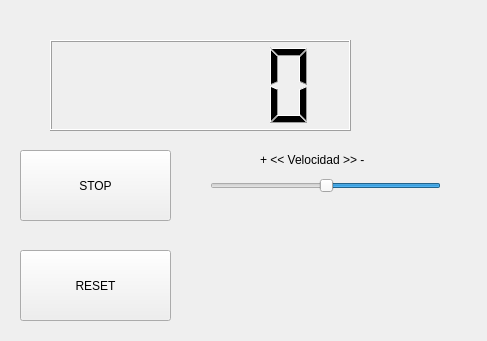
First picture: the form in ejemplo1/counterDlg.ui, repository calejandropt/robotica, before the edit.
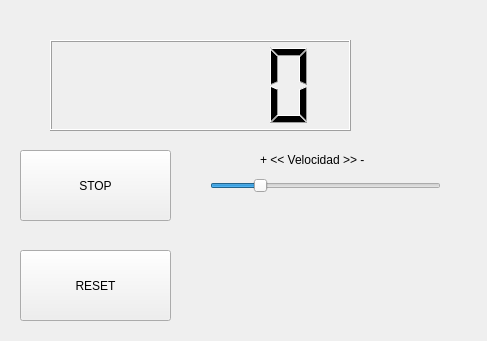
Second picture: the form after the edit.

Commit message: Mejora la funcionalidad de Ejemplo1 y añade un SpinBox para la modificación del periodo en TimerSimple.

The edit to the form file:
```diff
--- a/ejemplo1/counterDlg.ui
+++ b/ejemplo1/counterDlg.ui
@@ -74,22 +74,22 @@
     <bool>false</bool>
    </property>
    <property name="minimum">
-    <number>100</number>
+    <number>10</number>
    </property>
    <property name="maximum">
-    <number>10000</number>
+    <number>5000</number>
    </property>
    <property name="singleStep">
     <number>1</number>
    </property>
    <property name="pageStep">
-    <number>10</number>
+    <number>100</number>
    </property>
    <property name="value">
-    <number>5000</number>
+    <number>1000</number>
    </property>
    <property name="sliderPosition">
-    <number>5000</number>
+    <number>1000</number>
    </property>
    <property name="tracking">
     <bool>true</bool>
@@ -98,11 +98,17 @@
     <enum>Qt::Horizontal</enum>
    </property>
    <property name="invertedAppearance">
-    <bool>true</bool>
+    <bool>false</bool>
    </property>
    <property name="invertedControls">
     <bool>false</bool>
    </property>
+   <property name="tickPosition">
+    <enum>QSlider::NoTicks</enum>
+   </property>
+   <property name="tickInterval">
+    <number>0</number>
+   </property>
   </widget>
   <widget class="QLabel" name="label">
    <property name="geometry">
```
Left out of the diff: 2 changed lines with no effect on the pictures. The commit also changes 6 other files.
